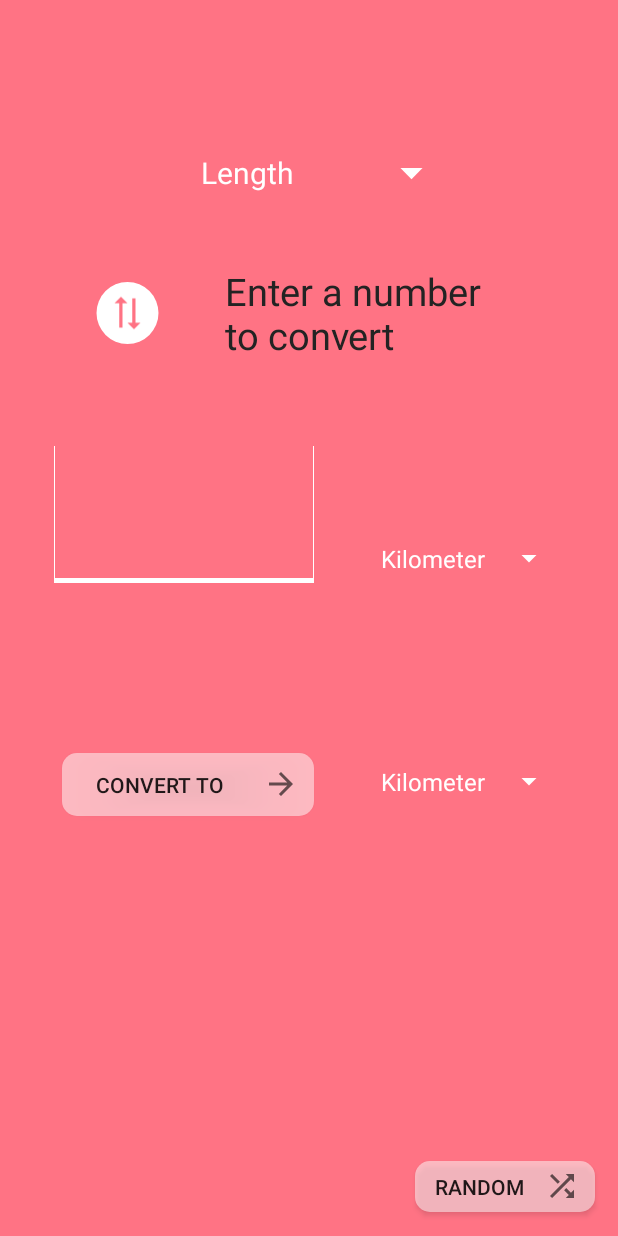
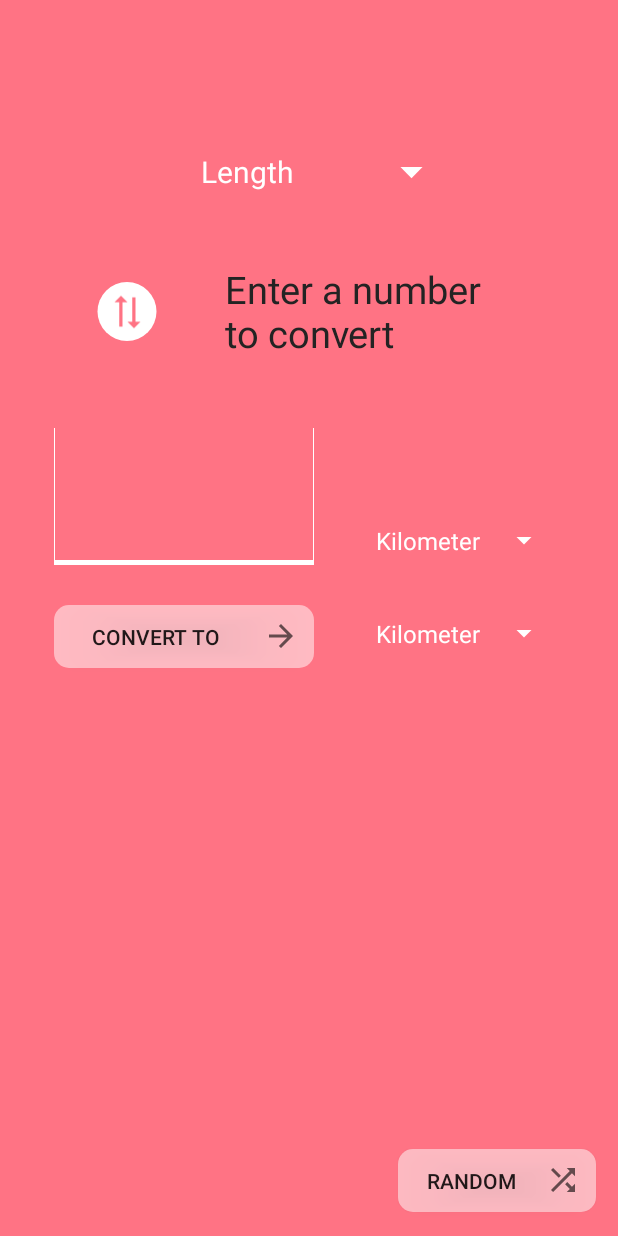
Before and after one commit to joyajeong/unitconverter, an Android app: the screen it shows after launch (MainActivity), on a phone screen of 412 x 824 dp. Run offline under Robolectric (Android 15) with nearby library versions, the phone set to English and light mode, and no system bars.

Commit message:
cleaned up code

```diff
--- a/app/src/main/java/au/edu/unsw/infs3634/unitconverter/MainActivity.java
+++ b/app/src/main/java/au/edu/unsw/infs3634/unitconverter/MainActivity.java
@@ -127,7 +127,6 @@ public class MainActivity extends AppCompatActivity {
                 } else {
                     showToast("Please enter a number");
                 }
-
             }
         });
     }
--- a/app/src/main/res/layout/activity_main.xml
+++ b/app/src/main/res/layout/activity_main.xml
@@ -32,9 +32,9 @@
         android:text="Enter a number to convert"
         android:textColor="@color/dark_grey"
         android:textSize="25sp"
-        app:layout_constraintBottom_toBottomOf="@+id/imageView"
+        app:layout_constraintBottom_toBottomOf="@+id/logo"
         app:layout_constraintEnd_toEndOf="parent"
-        app:layout_constraintTop_toTopOf="@+id/imageView"
+        app:layout_constraintTop_toTopOf="@+id/logo"
         app:layout_constraintVertical_bias="0.511" />
 
     <EditText
@@ -54,20 +54,18 @@
         android:textCursorDrawable="@drawable/colour_cursor"
         android:textSize="50sp"
         app:backgroundTint="@color/white"
-        app:layout_constraintBottom_toTopOf="@+id/btnBack"
         app:layout_constraintStart_toStartOf="parent"
-        app:layout_constraintTop_toBottomOf="@+id/tvHeading"
-        app:layout_constraintVertical_bias="0.09" />
+        app:layout_constraintTop_toBottomOf="@+id/tvHeading" />
 
     <RelativeLayout
+        android:id="@+id/inputRelativeLayout"
         android:layout_width="124dp"
         android:layout_height="38dp"
+        android:layout_marginStart="28dp"
         android:layout_weight=".28"
         android:orientation="horizontal"
         android:textAlignment="gravity"
         app:layout_constraintBottom_toBottomOf="@+id/inputNumber"
-        app:layout_constraintEnd_toEndOf="parent"
-        app:layout_constraintHorizontal_bias="0.4"
         app:layout_constraintStart_toEndOf="@+id/inputNumber"
         app:layout_constraintTop_toTopOf="@+id/inputNumber"
         app:layout_constraintVertical_bias="1.0">
@@ -97,16 +95,14 @@
     </RelativeLayout>
 
     <RelativeLayout
-        android:id="@+id/relativeLayout"
+        android:id="@+id/outputRelativeLayout"
         android:layout_width="124dp"
         android:layout_height="38dp"
         android:layout_weight=".28"
         android:background="@drawable/spinners"
         android:orientation="horizontal"
         app:layout_constraintBottom_toBottomOf="@+id/btnBack"
-        app:layout_constraintEnd_toEndOf="parent"
-        app:layout_constraintHorizontal_bias="0.397"
-        app:layout_constraintStart_toEndOf="@+id/btnBack"
+        app:layout_constraintStart_toStartOf="@+id/inputRelativeLayout"
         app:layout_constraintTop_toTopOf="@+id/btnBack"
         app:layout_constraintVertical_bias="0.0">
 
@@ -135,21 +131,22 @@
 
     <androidx.appcompat.widget.AppCompatButton
         android:id="@+id/btnBack"
-        android:layout_width="168dp"
+        android:layout_width="173dp"
         android:layout_height="42dp"
-        android:layout_marginBottom="280dp"
+        android:layout_marginTop="24dp"
         android:background="@drawable/buttons"
         android:drawableRight="@drawable/ic_baseline_arrow_forward_24"
         android:paddingRight="10dp"
         android:text="Convert to "
         android:textColorHighlight="@color/pink"
         android:textColorLink="@color/pink"
-        app:layout_constraintBottom_toBottomOf="parent"
         app:layout_constraintEnd_toEndOf="@+id/inputNumber"
         app:layout_constraintHorizontal_bias="1.0"
-        app:layout_constraintStart_toStartOf="@+id/inputNumber" />
+        app:layout_constraintStart_toStartOf="@+id/inputNumber"
+        app:layout_constraintTop_toBottomOf="@+id/inputNumber" />
 
     <RelativeLayout
+        android:id="@+id/unitTypeRelativeLayout"
         android:layout_width="171dp"
         android:layout_height="60dp"
         android:layout_marginTop="64dp"
@@ -187,12 +184,12 @@
 
     <androidx.appcompat.widget.AppCompatButton
         android:id="@+id/btnRandom"
-        android:layout_width="120dp"
-        android:layout_height="34dp"
+        android:layout_width="132dp"
+        android:layout_height="42dp"
         android:layout_marginBottom="16dp"
         android:background="@drawable/buttons"
+        android:drawableRight="@drawable/ic_baseline_shuffle_24"
         android:paddingRight="10dp"
-        android:drawableRight="@drawable/ic_baseline_shuffle_24"
         android:text="Random"
         app:layout_constraintBottom_toBottomOf="parent"
         app:layout_constraintEnd_toEndOf="parent"
@@ -200,9 +197,9 @@
         app:layout_constraintStart_toStartOf="parent" />
 
     <ImageView
-        android:id="@+id/imageView"
-        android:layout_width="58dp"
-        android:layout_height="41dp"
+        android:id="@+id/logo"
+        android:layout_width="57dp"
+        android:layout_height="39dp"
         android:layout_marginStart="56dp"
         android:layout_marginTop="188dp"
         app:layout_constraintStart_toStartOf="parent"
@@ -210,14 +207,14 @@
         app:srcCompat="@drawable/circle" />
 
     <ImageView
-        android:id="@+id/imageView2"
+        android:id="@+id/logoArrow"
         android:layout_width="26dp"
         android:layout_height="28dp"
         android:rotation="90"
-        app:layout_constraintBottom_toBottomOf="@+id/imageView"
-        app:layout_constraintEnd_toEndOf="@+id/imageView"
-        app:layout_constraintStart_toStartOf="@+id/imageView"
-        app:layout_constraintTop_toTopOf="@+id/imageView"
+        app:layout_constraintBottom_toBottomOf="@+id/logo"
+        app:layout_constraintEnd_toEndOf="@+id/logo"
+        app:layout_constraintStart_toStartOf="@+id/logo"
+        app:layout_constraintTop_toTopOf="@+id/logo"
         app:srcCompat="@drawable/ic_baseline_sync_alt_24" />
 
 
--- a/app/src/main/res/layout/activity_result.xml
+++ b/app/src/main/res/layout/activity_result.xml
@@ -204,7 +204,7 @@
         app:srcCompat="@drawable/circle" />
 
     <TextView
-        android:id="@+id/textView2"
+        android:id="@+id/equalSymbol"
         android:layout_width="wrap_content"
         android:layout_height="wrap_content"
         android:elevation="5dp"
@@ -220,7 +220,7 @@
         app:layout_constraintVertical_bias="1.0" />
 
     <ImageView
-        android:id="@+id/imageView"
+        android:id="@+id/logo"
         android:layout_width="39dp"
         android:layout_height="39dp"
         android:layout_marginStart="200dp"
@@ -232,14 +232,14 @@
         app:srcCompat="@drawable/circle" />
 
     <ImageView
-        android:id="@+id/imageView2"
+        android:id="@+id/logoArrow"
         android:layout_width="26dp"
         android:layout_height="28dp"
         android:rotation="90"
-        app:layout_constraintBottom_toBottomOf="@+id/imageView"
-        app:layout_constraintEnd_toEndOf="@+id/imageView"
-        app:layout_constraintStart_toStartOf="@+id/imageView"
-        app:layout_constraintTop_toTopOf="@+id/imageView"
+        app:layout_constraintBottom_toBottomOf="@+id/logo"
+        app:layout_constraintEnd_toEndOf="@+id/logo"
+        app:layout_constraintStart_toStartOf="@+id/logo"
+        app:layout_constraintTop_toTopOf="@+id/logo"
         app:srcCompat="@drawable/ic_baseline_sync_alt_24" />
 
 </androidx.constraintlayout.widget.ConstraintLayout>
```
